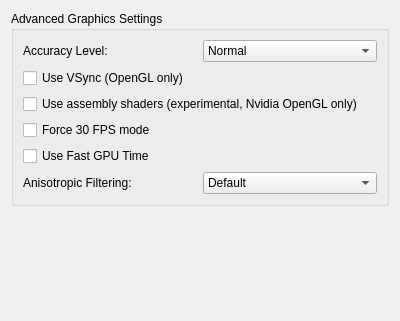
Before: the Qt Designer form src/yuzu/configuration/configure_graphics_advanced.ui in rorrim-rorrim/eden-alt, drawn with Qt 5.
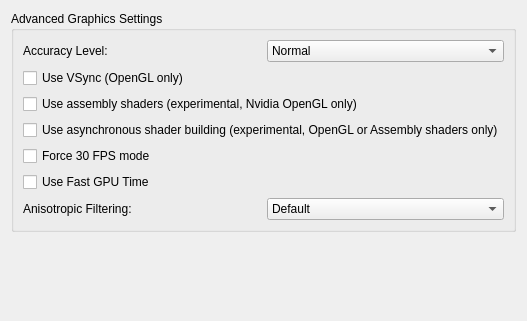
After: the same form once the commit is applied.

What changed in the file:
```diff
--- a/src/yuzu/configuration/configure_graphics_advanced.ui
+++ b/src/yuzu/configuration/configure_graphics_advanced.ui
@@ -72,6 +72,16 @@
           </property>
          </widget>
         </item>
+        <item>
+         <widget class="QCheckBox" name="use_asynchronous_shaders">
+          <property name="toolTip">
+           <string>Enables asynchronous shader compilation, which may reduce shader stutter. This feature is experimental.</string>
+          </property>
+          <property name="text">
+           <string>Use asynchronous shader building (experimental, OpenGL or Assembly shaders only)</string>
+          </property>
+         </widget>
+        </item>
         <item>
          <widget class="QCheckBox" name="force_30fps_mode">
           <property name="text">
```
